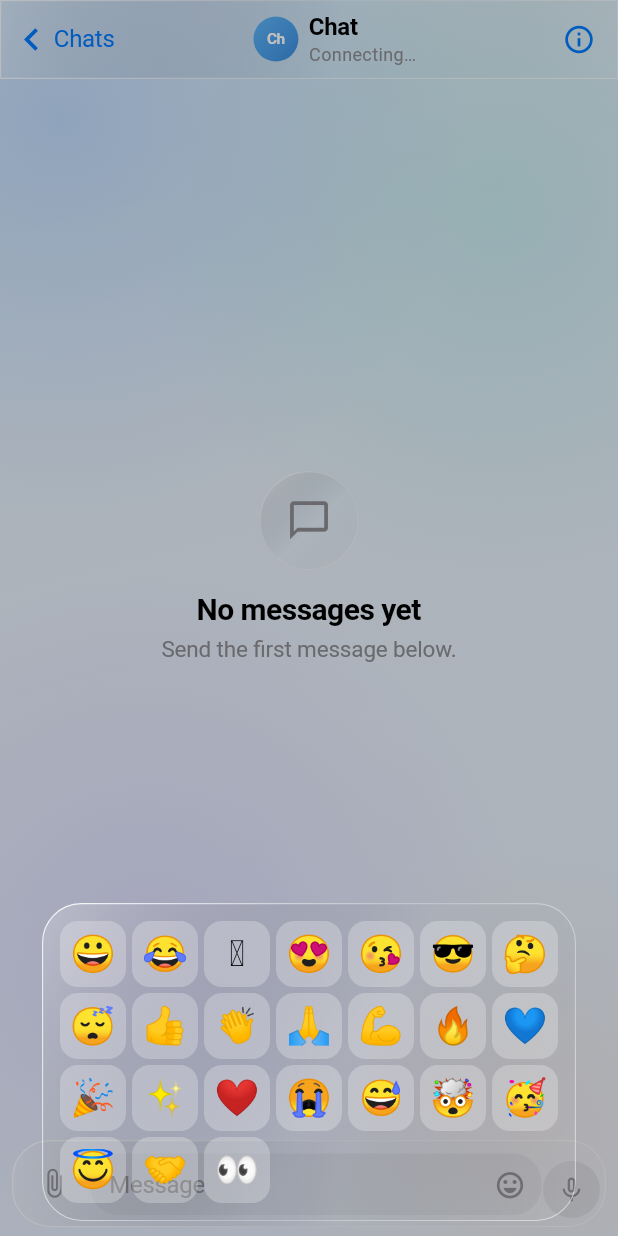
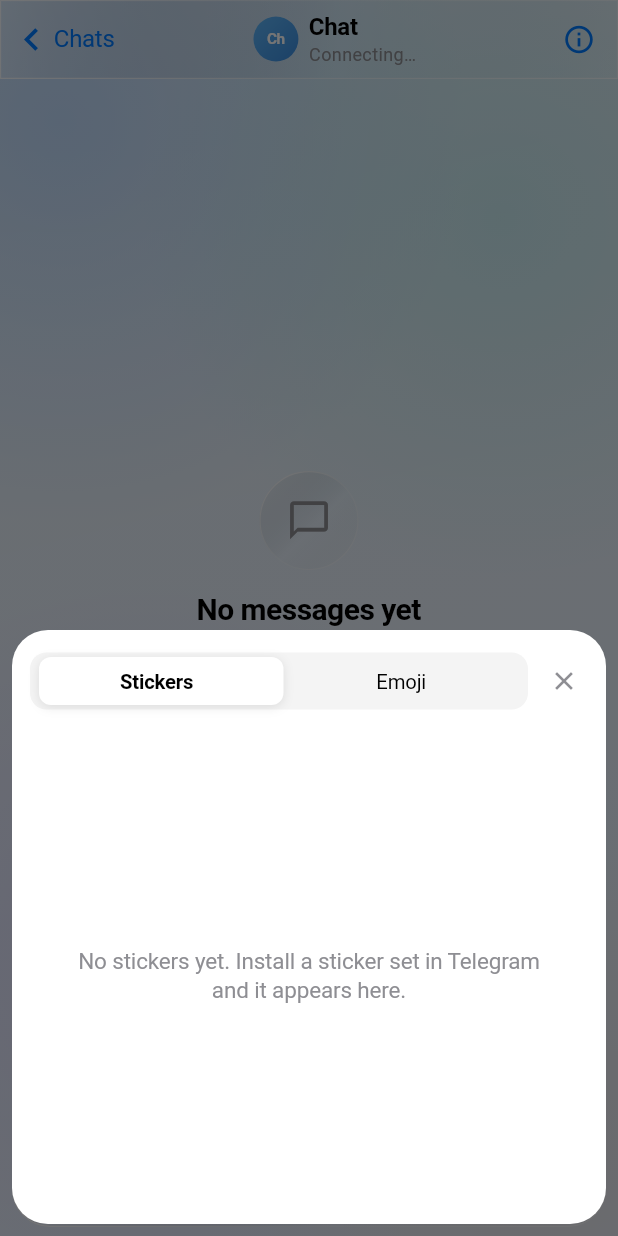
Before and after one commit to Meralchen/courier, a Flutter app: the ChatScreen screen opened directly with empty values, item 2 of the bottom bar chosen, after a tap on the "emoji emotions" icon, on a phone screen of 412 x 824 dp. Run offline on Flutter 3.47's test engine with Material 3 defaults, Android fonts, the phone set to English and light mode, and no system bars; our stand-ins replace cupertino_ui, image_picker, material_ui, shared_preferences; missing offline and left inert: liquiglass; accounts and stored records are empty.

Commit message:
Add the TDLib sticker keyboard and clean up the chat list
The composer's emoji button now opens the iOS sticker panel: recent stickers,
the first installed sets with thumbnails, and an emoji grid that types into the
draft. Stickers send through InputMessageSticker, the current TDLib API.

The chat list loses the floating compose button, section headers and footer
counter that iOS does not draw, so no control overlaps a row.

```diff
--- a/lib/telegram/models.dart
+++ b/lib/telegram/models.dart
@@ -479,3 +479,55 @@ class StoryCircle {
     order: asInt(map['order']),
   );
 }
+
+/// One sticker in the panel. [thumbnailFileId] is downloaded for the grid;
+/// [fileId] is what TDLib needs to send it.
+class StickerItem {
+  const StickerItem({
+    required this.fileId,
+    this.thumbnailFileId = 0,
+    this.thumbnailPath = '',
+    this.width = 0,
+    this.height = 0,
+    this.emoji = '',
+    this.animated = false,
+  });
+
+  final int fileId;
+  final int thumbnailFileId;
+  final String thumbnailPath;
+  final int width;
+  final int height;
+  final String emoji;
+  final bool animated;
+
+  factory StickerItem.fromMap(Map<String, Object?> map) => StickerItem(
+    fileId: asInt(map['fileId']),
+    thumbnailFileId: asInt(map['thumbnailFileId']),
+    thumbnailPath: asString(map['thumbnailPath']),
+    width: asInt(map['width']),
+    height: asInt(map['height']),
+    emoji: asString(map['emoji']),
+    animated: asBool(map['animated']),
+  );
+}
+
+class StickerPack {
+  const StickerPack({
+    required this.id,
+    required this.title,
+    required this.stickers,
+  });
+
+  final int id;
+  final String title;
+  final List<StickerItem> stickers;
+
+  factory StickerPack.fromMap(Map<String, Object?> map) => StickerPack(
+    id: asInt(map['id']),
+    title: asString(map['title']),
+    stickers: asList(
+      map['stickers'],
+    ).map((Object? item) => StickerItem.fromMap(asMap(item))).toList(),
+  );
+}
--- a/lib/telegram/telegram_store.dart
+++ b/lib/telegram/telegram_store.dart
@@ -38,6 +38,9 @@ class TelegramStore extends ChangeNotifier {
   /// Bumped when the chat list changes. Typing and file updates must not bump
   /// it, so screens showing only the list are not rebuilt for them.
   int chatsVersion = 0;
+
+  List<StickerItem> recentStickers = const <StickerItem>[];
+  List<StickerPack> stickerPacks = const <StickerPack>[];
 
   final List<StoryCircle> stories = <StoryCircle>[];
   int storiesVersion = 0;
@@ -224,6 +227,8 @@ class TelegramStore extends ChangeNotifier {
         final ChatInfo info = ChatInfo.fromMap(asMap(event['info']));
         _chatInfos[info.chatId] = info;
         _notify();
+      case 'stickers':
+        _applyStickers(asMap(event['stickers']));
       case 'stories':
         _applyStories(asList(event['stories']));
       case 'storage':
@@ -439,6 +444,36 @@ class TelegramStore extends ChangeNotifier {
     () => _client.call('setProfilePhoto', <String, Object?>{'path': path}),
   );
 
+  void _applyStickers(Map<String, Object?> payload) {
+    recentStickers = asList(
+      payload['recent'],
+    ).map((Object? item) => StickerItem.fromMap(asMap(item))).toList();
+    stickerPacks = asList(
+      payload['sets'],
+    ).map((Object? item) => StickerPack.fromMap(asMap(item))).toList();
+    _notify();
+  }
+
+  /// Loads the panel's stickers once; TDLib caches the answer.
+  Future<void> loadStickers() async {
+    try {
+      final Object? raw = await _client.invoke<Object?>('stickers');
+      if (raw is Map) _applyStickers(asMap(raw));
+    } catch (_) {
+      // The panel stays on its emoji tab if stickers cannot be loaded.
+    }
+  }
+
+  Future<void> sendSticker(int chatId, StickerItem sticker) => _guard(
+    () => _client.call('sendSticker', <String, Object?>{
+      'chatId': chatId,
+      'fileId': sticker.fileId,
+      'emoji': sticker.emoji,
+      'width': sticker.width,
+      'height': sticker.height,
+    }),
+  );
+
   Future<int?> openSavedMessages() async {
     try {
       return await _client.invoke<int>('savedMessages');
--- a/lib/ui/chat/chat_screen.dart
+++ b/lib/ui/chat/chat_screen.dart
@@ -18,6 +18,7 @@ import 'chat_header.dart';
 import 'chat_info_screen.dart';
 import 'composer.dart';
 import 'message_actions.dart';
+import 'sticker_panel.dart';
 import 'message_bubble.dart';
 
 class ChatScreen extends StatefulWidget {
@@ -172,6 +173,28 @@ class _ChatScreenState extends State<ChatScreen> with WidgetsBindingObserver {
       context,
     ).sendText(widget.chatId, text, replyToId: replyId);
     _scheduleJump(animate: true);
+  }
+
+  Future<void> _openStickers() async {
+    final TelegramStore store = TelegramScope.read(context);
+    await showStickerPanel(
+      context,
+      store: store,
+      onSticker: (StickerItem sticker) async {
+        await store.sendSticker(widget.chatId, sticker);
+        if (mounted) _scheduleJump(animate: true);
+      },
+      onEmoji: (String emoji) {
+        final TextEditingValue value = _draft.value;
+        final int offset = value.selection.baseOffset < 0
+            ? value.text.length
+            : value.selection.baseOffset;
+        _draft.value = TextEditingValue(
+          text: value.text.replaceRange(offset, offset, emoji),
+          selection: TextSelection.collapsed(offset: offset + emoji.length),
+        );
+      },
+    );
   }
 
   Future<void> _actions(Message message) async {
@@ -391,6 +414,7 @@ class _ChatScreenState extends State<ChatScreen> with WidgetsBindingObserver {
                 onPickPhoto: _pickPhoto,
                 onTyping: (bool typing) =>
                     store.sendTyping(widget.chatId, typing),
+                onOpenStickers: _openStickers,
               ),
             ],
           ),
--- a/lib/ui/chat/composer.dart
+++ b/lib/ui/chat/composer.dart
@@ -18,6 +18,7 @@ class Composer extends StatefulWidget {
     required this.onPickPhoto,
     required this.onTyping,
     this.sendingPhoto = false,
+    this.onOpenStickers,
   });
 
   final TextEditingController controller;
@@ -27,6 +28,10 @@ class Composer extends StatefulWidget {
   final VoidCallback onPickPhoto;
   final ValueChanged<bool> onTyping;
   final bool sendingPhoto;
+
+  /// Opens the sticker keyboard. Falls back to the built-in emoji sheet when a
+  /// caller does not provide one.
+  final Future<void> Function()? onOpenStickers;
 
   @override
   State<Composer> createState() => _ComposerState();
@@ -72,9 +77,30 @@ class _ComposerState extends State<Composer> {
 
   Future<void> _emojiGrid() async {
     const List<String> emoji = <String>[
-      '😀', '😂', '🥹', '😍', '😘', '😎', '🤔', '😴',
-      '👍', '👏', '🙏', '💪', '🔥', '💙', '🎉', '✨',
-      '❤️', '😭', '😅', '🤯', '🥳', '😇', '🤝', '👀',
+      '😀',
+      '😂',
+      '🥹',
+      '😍',
+      '😘',
+      '😎',
+      '🤔',
+      '😴',
+      '👍',
+      '👏',
+      '🙏',
+      '💪',
+      '🔥',
+      '💙',
+      '🎉',
+      '✨',
+      '❤️',
+      '😭',
+      '😅',
+      '🤯',
+      '🥳',
+      '😇',
+      '🤝',
+      '👀',
     ];
     final String? picked = await showModalBottomSheet<String>(
       context: context,
@@ -185,7 +211,11 @@ class _ComposerState extends State<Composer> {
                     ),
                     IconButton(
                       onPressed: widget.onCancelReply,
-                      icon: Icon(Icons.close, size: 17, color: colors.textSecondary),
+                      icon: Icon(
+                        Icons.close,
+                        size: 17,
+                        color: colors.textSecondary,
+                      ),
                     ),
                   ],
                 ),
@@ -262,7 +292,11 @@ class _ComposerState extends State<Composer> {
                         ),
                         IconButton(
                           visualDensity: VisualDensity.compact,
-                          onPressed: _emojiGrid,
+                          onPressed: widget.onOpenStickers == null
+                              ? _emojiGrid
+                              : () {
+                                  widget.onOpenStickers!();
+                                },
                           icon: Icon(
                             Icons.emoji_emotions_outlined,
                             color: colors.textSecondary,
--- /dev/null
+++ b/lib/ui/chat/sticker_panel.dart
@@ -0,0 +1,306 @@
+import 'dart:async';
+import 'dart:io';
+
+import 'package:material_ui/material_ui.dart';
+
+import '../../core/theme.dart';
+import '../../telegram/models.dart';
+import '../../telegram/telegram_store.dart';
+import '../components/ios_ui.dart';
+import '../components/pressable.dart';
+
+/// The sticker keyboard iOS shows above the composer: a Stickers tab with
+/// recent and installed sets, and an Emoji tab that types into the draft.
+Future<void> showStickerPanel(
+  BuildContext context, {
+  required TelegramStore store,
+  required ValueChanged<StickerItem> onSticker,
+  required ValueChanged<String> onEmoji,
+}) async {
+  // Open immediately and let the grid fill in: TDLib answers the sticker query
+  // a moment later, and waiting on it would leave the button feeling dead.
+  unawaited(store.loadStickers());
+  await showModalBottomSheet<void>(
+    context: context,
+    backgroundColor: Colors.transparent,
+    isScrollControlled: true,
+    useSafeArea: true,
+    builder: (BuildContext sheetContext) =>
+        _StickerSheet(store: store, onSticker: onSticker, onEmoji: onEmoji),
+  );
+}
+
+const List<String> _emoji = <String>[
+  '😀',
+  '😂',
+  '🥹',
+  '😍',
+  '😘',
+  '😎',
+  '🤔',
+  '😴',
+  '👍',
+  '👏',
+  '🙏',
+  '💪',
+  '🔥',
+  '💙',
+  '🎉',
+  '✨',
+  '❤️',
+  '😭',
+  '😅',
+  '🤯',
+  '🥳',
+  '😇',
+  '🤝',
+  '👀',
+  '😢',
+  '😡',
+  '🤗',
+  '🤩',
+  '😜',
+  '🙃',
+  '😬',
+  '🫠',
+  '💀',
+  '🤡',
+  '👻',
+  '🎃',
+  '🌚',
+  '🌝',
+  '☀️',
+  '🌧️',
+  '🍀',
+  '🌸',
+  '🍕',
+  '☕',
+  '🎮',
+  '🎧',
+  '🚀',
+  '⚡',
+];
+
+class _StickerSheet extends StatefulWidget {
+  const _StickerSheet({
+    required this.store,
+    required this.onSticker,
+    required this.onEmoji,
+  });
+
+  final TelegramStore store;
+  final ValueChanged<StickerItem> onSticker;
+  final ValueChanged<String> onEmoji;
+
+  @override
+  State<_StickerSheet> createState() => _StickerSheetState();
+}
+
+class _StickerSheetState extends State<_StickerSheet> {
+  int _tab = 0;
+
+  void _send(StickerItem sticker) {
+    Navigator.of(context).pop();
+    widget.onSticker(sticker);
+  }
+
+  @override
+  Widget build(BuildContext context) {
+    final AppColors colors = AppColors.of(context);
+    return Padding(
+      padding: EdgeInsets.fromLTRB(
+        8,
+        0,
+        8,
+        8 + MediaQuery.viewPaddingOf(context).bottom,
+      ),
+      child: ClipRRect(
+        borderRadius: BorderRadius.circular(24),
+        child: ColoredBox(
+          color: colors.card,
+          child: SizedBox(
+            height: 396,
+            child: Column(
+              children: <Widget>[
+                Padding(
+                  padding: const EdgeInsets.fromLTRB(12, 10, 4, 6),
+                  child: Row(
+                    children: <Widget>[
+                      Expanded(
+                        child: IosSegmented<int>(
+                          values: const <int>[0, 1],
+                          labels: const <String>['Stickers', 'Emoji'],
+                          selected: _tab,
+                          onChanged: (int value) =>
+                              setState(() => _tab = value),
+                        ),
+                      ),
+                      IconButton(
+                        onPressed: () => Navigator.of(context).pop(),
+                        icon: Icon(
+                          Icons.close,
+                          size: 20,
+                          color: colors.textSecondary,
+                        ),
+                      ),
+                    ],
+                  ),
+                ),
+                Expanded(
+                  child: _tab == 0
+                      ? _stickers(context, colors)
+                      : _emojiGrid(colors),
+                ),
+              ],
+            ),
+          ),
+        ),
+      ),
+    );
+  }
+
+  Widget _stickers(BuildContext context, AppColors colors) {
+    return ListenableBuilder(
+      listenable: widget.store,
+      builder: (BuildContext context, Widget? child) {
+        final List<StickerItem> recent = widget.store.recentStickers;
+        final List<StickerPack> packs = widget.store.stickerPacks;
+        if (recent.isEmpty && packs.isEmpty) {
+          return Center(
+            child: Padding(
+              padding: const EdgeInsets.symmetric(horizontal: 40),
+              child: Text(
+                'No stickers yet. Install a sticker set in Telegram and it '
+                'appears here.',
+                textAlign: TextAlign.center,
+                style: AppText.subhead.copyWith(color: colors.textSecondary),
+              ),
+            ),
+          );
+        }
+        return ListView(
+          padding: const EdgeInsets.fromLTRB(10, 0, 10, 14),
+          children: <Widget>[
+            if (recent.isNotEmpty) ...<Widget>[
+              _section('Recent', colors),
+              _grid(recent),
+            ],
+            for (final StickerPack pack in packs) ...<Widget>[
+              _section(pack.title, colors),
+              _grid(pack.stickers),
+            ],
+          ],
+        );
+      },
+    );
+  }
+
+  Widget _section(String title, AppColors colors) {
+    return Padding(
+      padding: const EdgeInsets.fromLTRB(4, 10, 4, 6),
+      child: Text(
+        title.toUpperCase(),
+        style: AppText.sectionHeader.copyWith(
+          fontSize: 11.5,
+          color: colors.textSecondary,
+        ),
+      ),
+    );
+  }
+
+  Widget _grid(List<StickerItem> stickers) {
+    return GridView.builder(
+      shrinkWrap: true,
+      physics: const NeverScrollableScrollPhysics(),
+      padding: EdgeInsets.zero,
+      gridDelegate: const SliverGridDelegateWithFixedCrossAxisCount(
+        crossAxisCount: 4,
+        mainAxisSpacing: 6,
+        crossAxisSpacing: 6,
+      ),
+      itemCount: stickers.length,
+      itemBuilder: (BuildContext context, int index) => _StickerCell(
+        sticker: stickers[index],
+        store: widget.store,
+        onTap: () => _send(stickers[index]),
+      ),
+    );
+  }
+
+  Widget _emojiGrid(AppColors colors) {
+    return GridView.builder(
+      padding: const EdgeInsets.fromLTRB(10, 4, 10, 16),
+      gridDelegate: const SliverGridDelegateWithFixedCrossAxisCount(
+        crossAxisCount: 8,
+        mainAxisSpacing: 2,
+        crossAxisSpacing: 2,
+      ),
+      itemCount: _emoji.length,
+      itemBuilder: (BuildContext context, int index) => Pressable(
+        onTap: () => widget.onEmoji(_emoji[index]),
+        scale: 0.85,
+        child: Center(
+          child: Text(_emoji[index], style: const TextStyle(fontSize: 24)),
+        ),
+      ),
+    );
+  }
+}
+
+class _StickerCell extends StatefulWidget {
+  const _StickerCell({
+    required this.sticker,
+    required this.store,
+    required this.onTap,
+  });
+
+  final StickerItem sticker;
+  final TelegramStore store;
+  final VoidCallback onTap;
+
+  @override
+  State<_StickerCell> createState() => _StickerCellState();
+}
+
+class _StickerCellState extends State<_StickerCell> {
+  @override
+  void initState() {
+    super.initState();
+    if (widget.sticker.thumbnailFileId > 0) {
+      widget.store.ensureFile(widget.sticker.thumbnailFileId);
+    }
+  }
+
+  @override
+  Widget build(BuildContext context) {
+    final AppColors colors = AppColors.of(context);
+    final String path = widget.sticker.thumbnailPath.isNotEmpty
+        ? widget.sticker.thumbnailPath
+        : widget.store.filePaths[widget.sticker.thumbnailFileId] ?? '';
+    final Widget fallback = Text(
+      widget.sticker.emoji.isEmpty ? '🌟' : widget.sticker.emoji,
+      style: const TextStyle(fontSize: 26),
+    );
+    return Pressable(
+      onTap: widget.onTap,
+      scale: 0.9,
+      child: Container(
+        decoration: BoxDecoration(
+          color: colors.dark
+              ? Colors.white.withValues(alpha: 0.045)
+              : Colors.black.withValues(alpha: 0.03),
+          borderRadius: BorderRadius.circular(12),
+        ),
+        alignment: Alignment.center,
+        child: path.isEmpty
+            ? fallback
+            : Image.file(
+                File(path),
+                fit: BoxFit.contain,
+                errorBuilder: (BuildContext _, Object __, StackTrace? ___) =>
+                    fallback,
+              ),
+      ),
+    );
+  }
+}
```
Also changed, not shown: lib/ui/chats/chat_list_screen.dart (+8 -44 lines), 6 other files. Lines whose indentation alone changed are shown as unchanged.
